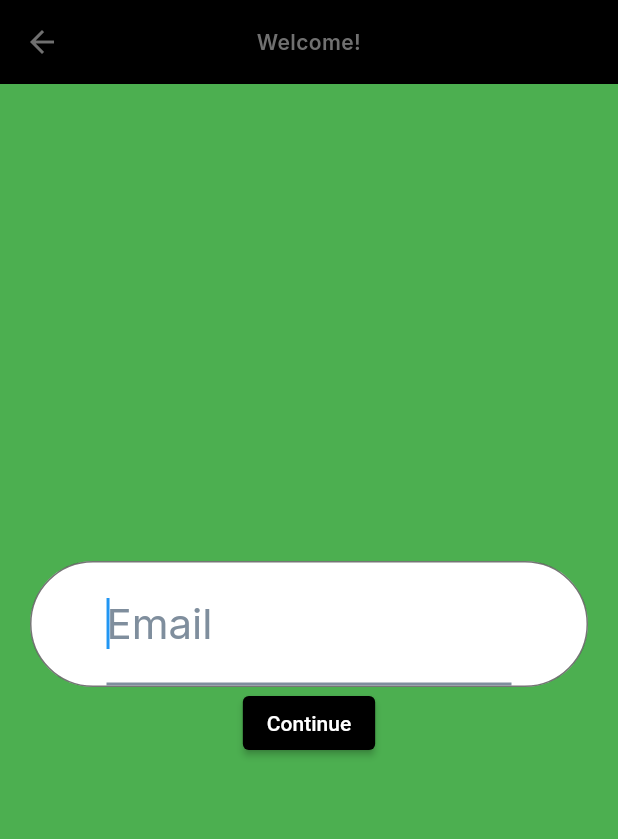
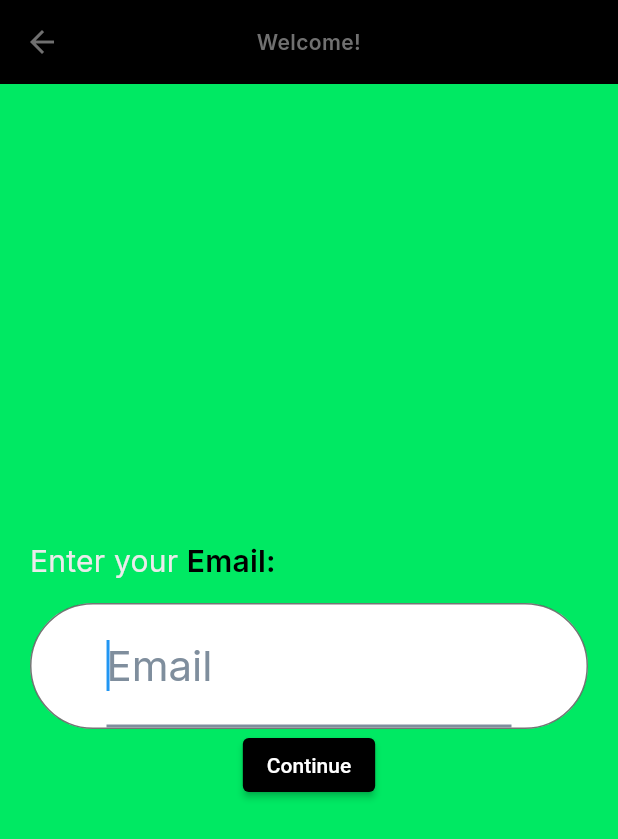
Before and after one commit to pcamelofreitas/blog_app_c, a Flutter app: the screen it shows after launch, after a tap on "Sign In with Email", on a phone screen of 412 x 824 dp. Shown: the top 839 px of the screen. Run offline on Flutter 3.47's test engine with Material 2 defaults, Android fonts, the phone set to English and light mode, and no system bars; our stand-ins replace camera, cloud_firestore, dio, firebase_auth, firebase_core, firebase_storage and 10 more; accounts and stored records are empty; network calls fail.

```diff
--- a/lib/src/auth/presentation/dummies/signin/sign_in_email_screen.dart
+++ b/lib/src/auth/presentation/dummies/signin/sign_in_email_screen.dart
@@ -1,7 +1,9 @@
 import 'package:blog_app/src/auth/auth_providers.dart';
 import 'package:blog_app/src/auth/domain/usecase/signin/sign_in_usecase.dart';
+import 'package:blog_app/src/shared/design_system/tokens/color_tokens.dart';
 import 'package:blog_app/src/shared/design_system/tokens/spacing_tokens.dart';
 import 'package:blog_app/src/shared/presentation/form/validators.dart';
+import 'package:blog_app/src/shared/presentation/typography/capyba_social_text_style.dart';
 import 'package:blog_app/src/shared/presentation/widgets/appbars/capyba_social_appbar.dart';
 import 'package:blog_app/src/shared/presentation/widgets/flexible_scroll_container.dart';
 import 'package:blog_app/src/shared/presentation/widgets/text_field/capyba_social_text_field.dart';
@@ -44,7 +46,7 @@ class _SignInEmailScreenState extends ConsumerState<SignInEmailScreen> {
     return Theme(
       data: appBar.buildTheme(Theme.of(context)),
       child: Scaffold(
-        backgroundColor: Colors.green,
+        backgroundColor: ColorTokens.primary,
         appBar: appBar.widget,
         body: FlexibleScrollContainer(
           child: Padding(
@@ -53,6 +55,30 @@ class _SignInEmailScreenState extends ConsumerState<SignInEmailScreen> {
               mainAxisAlignment: MainAxisAlignment.center,
               crossAxisAlignment: CrossAxisAlignment.start,
               children: [
+                const SizedBox(
+                  height: SpacingTokens.mega,
+                ),
+                RichText(
+                  text: TextSpan(
+                    children: [
+                      TextSpan(
+                        text: "Enter your ",
+                        style: CapybaSocialTextStyle.headline6.style
+                            .copyWith(color: ColorTokens.neutralLight),
+                      ),
+                      TextSpan(
+                        text: "Email:",
+                        style: CapybaSocialTextStyle.headline6.weightBold.style
+                            .copyWith(
+                          color: ColorTokens.neutralDarkest,
+                        ),
+                      )
+                    ],
+                  ),
+                ),
+                const SizedBox(
+                  height: SpacingTokens.mega,
+                ),
                 Container(
                   decoration: BoxDecoration(
                     color: Colors.white,
--- a/lib/src/home/presentation/dummies/feed/root_feed_screen.dart
+++ b/lib/src/home/presentation/dummies/feed/root_feed_screen.dart
@@ -25,7 +25,7 @@ class RootFeedScreen extends ConsumerWidget {
         ),
       ),
       secondaryIcon: const Icon(Icons.menu),
-      onSecondaryPressed: () => Scaffold.of(context).openDrawer(),
+      onSecondaryPressed: () => Scaffold.of(context).openEndDrawer(),
     );
     return Scaffold(
       appBar: appBar.widget,
--- a/lib/src/home/presentation/dummies/root_home/root_home_screen.dart
+++ b/lib/src/home/presentation/dummies/root_home/root_home_screen.dart
@@ -38,7 +38,7 @@ class RootScreen extends ConsumerWidget {
           createPost: () => const CreatePostsSmartView(),
         ),
       ),
-      drawer: rootState.rootTab.maybeWhen(
+      endDrawer: rootState.rootTab.maybeWhen(
         feed: () => const FeedDrawerMenu(),
         orElse: () => null,
       ),
```
Also changed, not shown: lib/src/auth/domain/usecase/signin/sign_in_usecase.dart (+71 -8 lines), lib/src/auth/presentation/dummies/signin/sign_in_password_screen.dart (+39 -3 lines), lib/src/home/domain/usecase/edit_profile/edit_profile_usecase.dart (+5 -5 lines), lib/src/home/presentation/widgets/post_item.dart (+16 -3 lines), lib/src/shared/data/repositories/user_repository.dart (+9 -24 lines).
